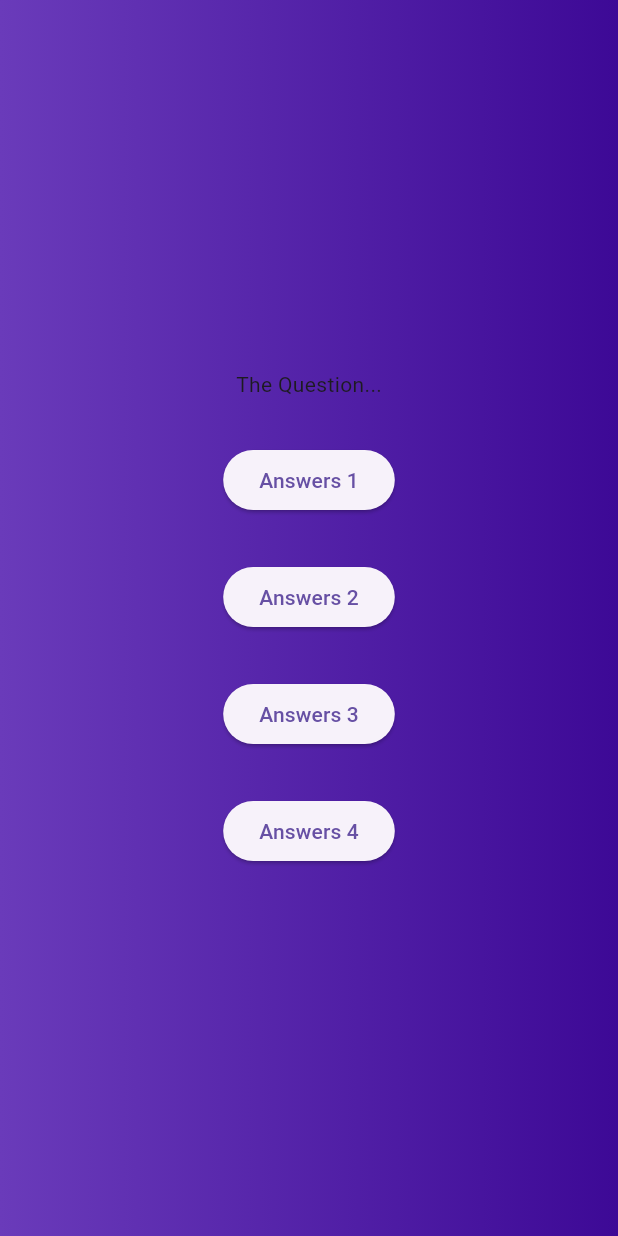
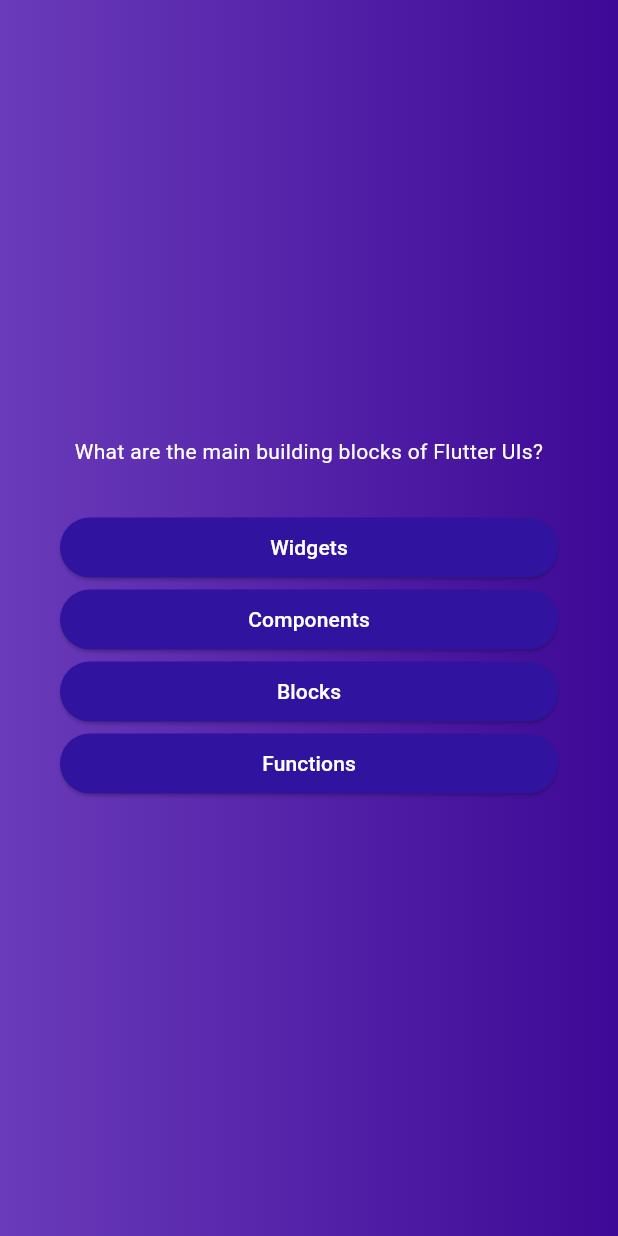
Before and after one commit to llsit/flutter-advance-foundation, a Flutter app: the screen it shows after launch, after a tap on "Start Quiz!", on a phone screen of 412 x 824 dp. Run offline on Flutter 3.47's test engine with Material 3 defaults, Android fonts, the phone set to English and light mode, and no system bars.

Commit message:
- Alignment margin and padding - map lists

```diff
--- /dev/null
+++ b/lib/answer_button.dart
@@ -0,0 +1,26 @@
+import 'package:flutter/material.dart';
+
+class AnswerButton extends StatelessWidget {
+  const AnswerButton({
+    super.key,
+    required this.answerText,
+    required this.onTap,
+  });
+
+  final String answerText;
+  final void Function() onTap;
+
+  @override
+  Widget build(BuildContext context) {
+    return ElevatedButton(
+      onPressed: onTap,
+      style: ElevatedButton.styleFrom(
+        padding: EdgeInsets.symmetric(vertical: 10, horizontal: 40),
+        backgroundColor: const Color.fromARGB(255, 48, 20, 159),
+        foregroundColor: Colors.white,
+        shape: RoundedRectangleBorder(borderRadius: BorderRadius.circular(40)),
+      ),
+      child: Text(answerText),
+    );
+  }
+}
--- a/lib/question_screen.dart
+++ b/lib/question_screen.dart
@@ -1,4 +1,6 @@
 import 'package:flutter/material.dart';
+import 'package:flutter_project2/answer_button.dart';
+import 'package:flutter_project2/data/question.dart';
 
 class QuestionScreen extends StatefulWidget {
   const QuestionScreen({super.key});
@@ -12,21 +14,26 @@ class QuestionScreen extends StatefulWidget {
 class _QuistionScreenState extends State<QuestionScreen> {
   @override
   Widget build(BuildContext context) {
+    final currentQuestion = questions[0];
     return SizedBox(
       width: double.infinity,
-      child: Column(
-        mainAxisAlignment: MainAxisAlignment.center,
-        children: [
-          Text('The Question...'),
-          SizedBox(height: 30),
-          ElevatedButton(onPressed: () {}, child: Text('Answers 1')),
-          SizedBox(height: 30),
-          ElevatedButton(onPressed: () {}, child: Text('Answers 2')),
-          SizedBox(height: 30),
-          ElevatedButton(onPressed: () {}, child: Text('Answers 3')),
-          SizedBox(height: 30),
-          ElevatedButton(onPressed: () {}, child: Text('Answers 4')),
-        ],
+      child: Container(
+        margin: const EdgeInsets.all(40),
+        child: Column(
+          mainAxisAlignment: MainAxisAlignment.center,
+          crossAxisAlignment: CrossAxisAlignment.stretch,
+          children: [
+            Text(
+              currentQuestion.text,
+              style: const TextStyle(color: Colors.white),
+              textAlign: TextAlign.center,
+            ),
+            SizedBox(height: 30),
+            ...currentQuestion.answers.map((item) {
+              return AnswerButton(answerText: item, onTap: () {});
+            }),
+          ],
+        ),
       ),
     );
   }
```
